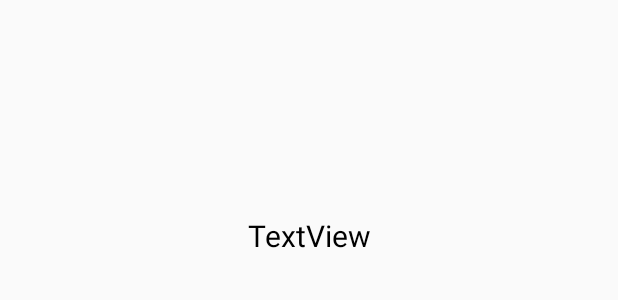
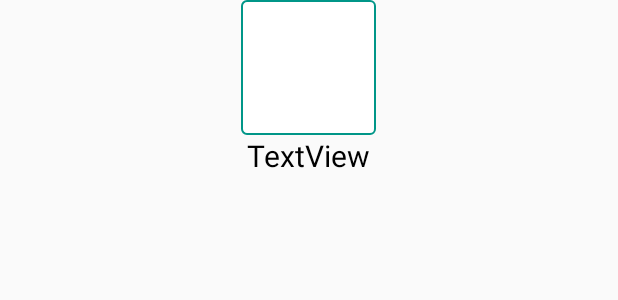
Before and after one commit to johnGachihi/Tubonge, an Android app: the layout mates_format.xml on its own in the app's theme, with its tools: preview values and no code run, on a phone screen of 412 x 824 dp. Shown: the top 300 px of the screen. Run offline under Robolectric (Android 15) with nearby library versions, the phone set to English and light mode, and no system bars.

Commit message:
Almost done

```diff
--- a/app/src/main/java/com/originals/johnevans/tubonge/SuggestionsActivity.java
+++ b/app/src/main/java/com/originals/johnevans/tubonge/SuggestionsActivity.java
@@ -107,8 +107,8 @@ public class SuggestionsActivity extends AppCompatActivity {
             Picasso.with(getApplicationContext())
                    .load(mates.get(position).getIcon_path())
                    .placeholder(R.drawable.user_icon)
-                    .resize(100,100)
                     .centerCrop()
+                    .resize(90,90)
                    .into(mateIcon);
 
             TextView textView = (TextView) convertView.findViewById(R.id.mate_username);
--- a/app/src/main/res/drawable/image_view_format.xml
+++ b/app/src/main/res/drawable/image_view_format.xml
@@ -2,13 +2,13 @@
 <selector xmlns:android="http://schemas.android.com/apk/res/android">
     <item>
         <shape android:shape="rectangle">
-            <corners android:bottomLeftRadius="50dp"
-                android:bottomRightRadius="500dp"
-                android:radius="10dp"
-                android:topLeftRadius="50dp"
-                android:topRightRadius="5000dp"/>
-            <stroke android:color="#1E90FF" android:width="0dp" />
-            <solid android:color="#87CEEB"/>
+            <corners android:bottomLeftRadius="3dp"
+                android:bottomRightRadius="3dp"
+                android:radius="5dp"
+                android:topLeftRadius="3dp"
+                android:topRightRadius="3dp"/>
+            <stroke android:color="@color/colorPrimary" android:width="1dp" />
+            <solid android:color="#ffffff"/>
             <size android:width="15dp" android:height="15dp"/>
         </shape>
     </item>
--- a/app/src/main/res/layout/activity_suggestions.xml
+++ b/app/src/main/res/layout/activity_suggestions.xml
@@ -16,6 +16,7 @@
         android:layout_marginRight="8dp"
         android:layout_marginTop="8dp"
         android:verticalSpacing="20dp"
+        android:horizontalSpacing="20dp"
         android:gravity="center"
         android:numColumns="2"
         app:layout_constraintBottom_toBottomOf="parent"
--- a/app/src/main/res/layout/mates_format.xml
+++ b/app/src/main/res/layout/mates_format.xml
@@ -4,17 +4,18 @@
     android:orientation="vertical"
     android:layout_width="match_parent"
     android:layout_height="match_parent"
+    android:gravity="center_horizontal"
     android:weightSum="1">
 
     <ImageView
         android:id="@+id/mate_icon"
-        android:layout_width="match_parent"
-        android:layout_height="71dp"
-        android:layout_weight="0.10" />
+        android:layout_width="90dp"
+        android:layout_height="90dp"
+        android:background="@drawable/image_view_format" />
 
     <TextView
         android:id="@+id/mate_username"
-        android:layout_width="match_parent"
+        android:layout_width="98dp"
         android:layout_height="32dp"
         android:gravity="center_horizontal"
         android:text="TextView"
```
